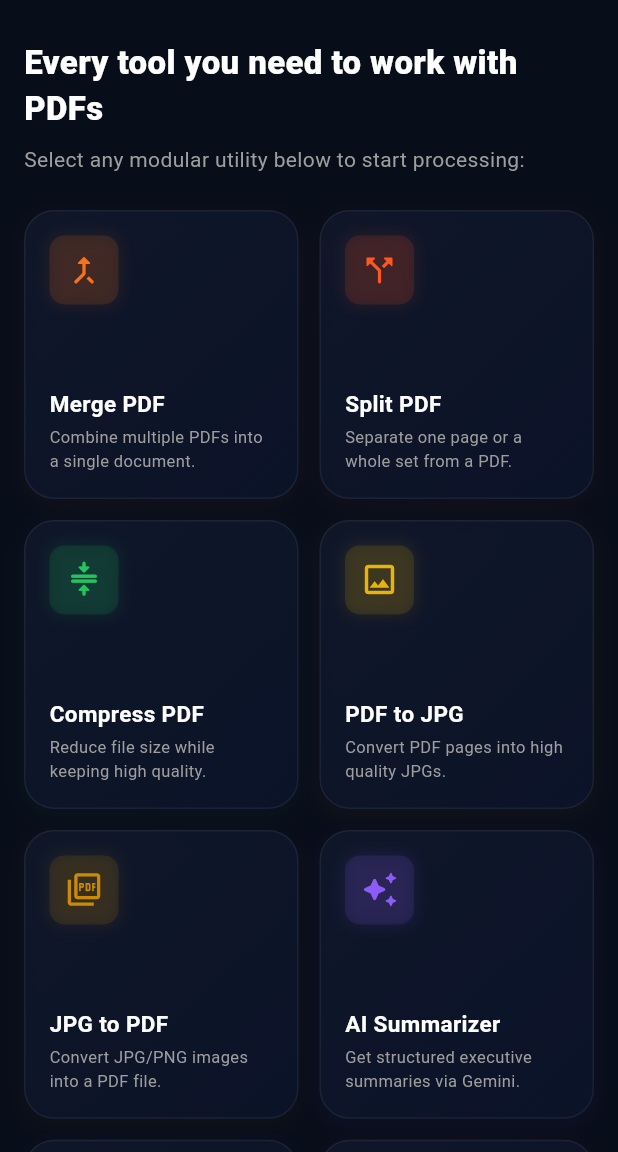
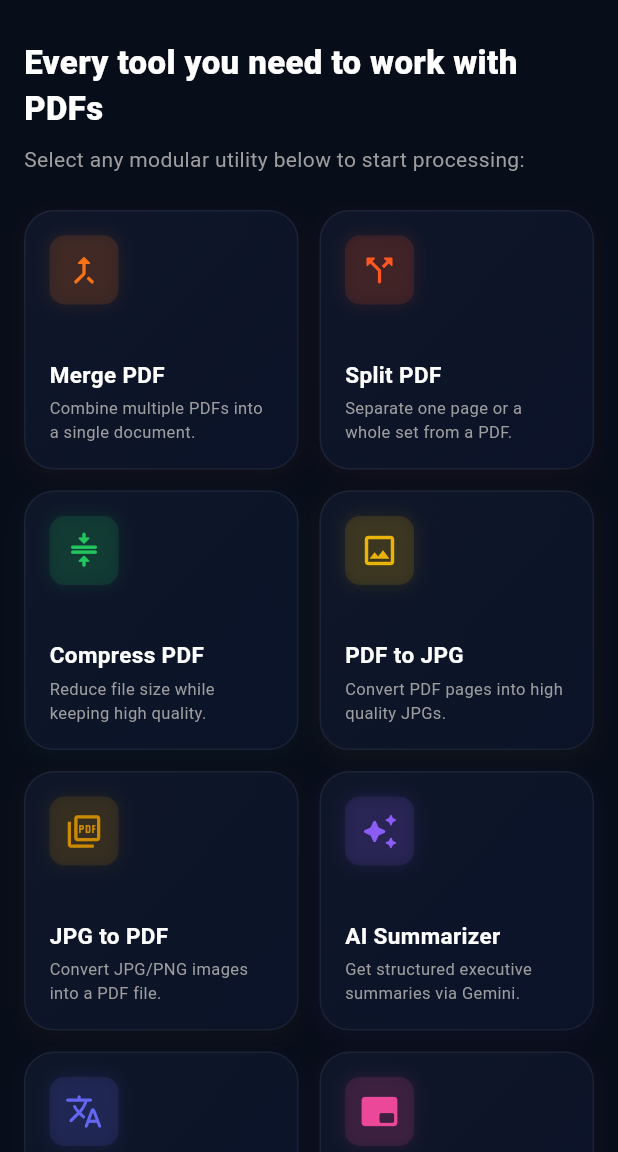
Before and after one commit to Rupam852/OmniPDF, a Flutter app: the screen it shows after launch, on a phone screen of 412 x 824 dp, the part 84-1236 px from its top. Run offline on Flutter 3.47's test engine with Material 3 defaults, Android fonts, the phone set to English and light mode, and no system bars; our stand-ins replace file_picker, firebase_auth, firebase_core, google_sign_in, permission_handler, shared_preferences; accounts and stored records are empty.

Commit message:
fix: adjust mobile tools page layout boundaries and enhance web navigation dropdown transitions

```diff
--- a/mobile/lib/main.dart
+++ b/mobile/lib/main.dart
@@ -319,7 +319,8 @@ class _DashboardScreenState extends State<DashboardScreen> {
           ),
         ],
       ),
-      body: SingleChildScrollView(
+      body: SafeArea(
+        child: SingleChildScrollView(
           child: Padding(
             padding: const EdgeInsets.all(16.0),
             child: Column(
@@ -347,15 +348,17 @@ class _DashboardScreenState extends State<DashboardScreen> {
                   builder: (context, constraints) {
                     final double screenWidth = constraints.maxWidth;
                     final double textScale = MediaQuery.of(context).textScaleFactor;
-                  final double cellWidth = (screenWidth - 14) / 2;
+                    final int crossAxisCount = screenWidth > 900 ? 4 : (screenWidth > 600 ? 3 : 2);
+                    final double totalSpacing = (crossAxisCount - 1) * 14.0;
+                    final double cellWidth = (screenWidth - totalSpacing) / crossAxisCount;
                     // Safe dynamic aspect ratio calculation based on width and text scaling
-                  final double childAspectRatio = (cellWidth / (105 + 62 * textScale)).clamp(0.60, 0.95);
+                    final double childAspectRatio = (cellWidth / (115 + 58 * textScale)).clamp(0.70, 1.25);
 
                     return GridView.builder(
                       shrinkWrap: true,
                       physics: const NeverScrollableScrollPhysics(),
                       gridDelegate: SliverGridDelegateWithFixedCrossAxisCount(
-                      crossAxisCount: 2,
+                        crossAxisCount: crossAxisCount,
                         crossAxisSpacing: 14,
                         mainAxisSpacing: 14,
                         childAspectRatio: childAspectRatio,
@@ -461,7 +464,9 @@ class _DashboardScreenState extends State<DashboardScreen> {
                     );
                   },
                 ),
-            ],
+                const SizedBox(height: 32),
+              ],
+            ),
           ),
         ),
       ),
```
Also changed, not shown: 1 other file. Lines whose indentation alone changed are shown as unchanged.
